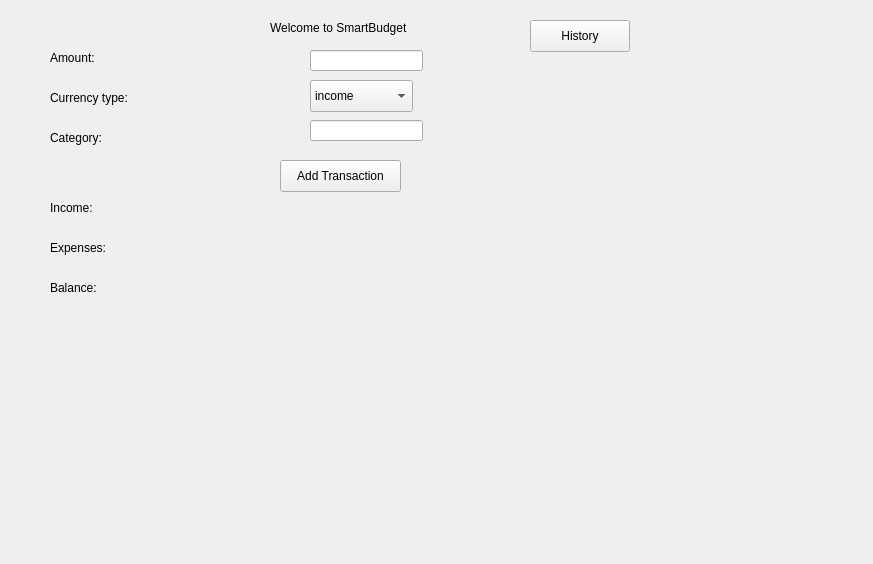
The window that addtransaction.ui (Omaraboelsoud-web/smartbudget) describes before a commit, drawn with Qt 5.
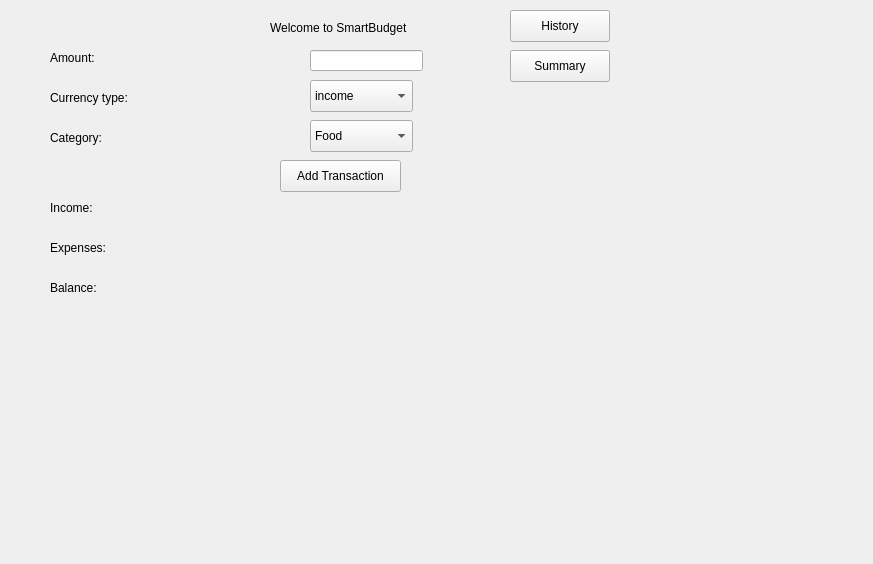
The same window after the commit.

Commit message: Fixed backbutton for summary and histoey also fully implemented the summary

```diff
--- a/addtransaction.ui
+++ b/addtransaction.ui
@@ -82,16 +82,6 @@
     <string>Category:</string>
    </property>
   </widget>
-  <widget class="QLineEdit" name="categoryInput">
-   <property name="geometry">
-    <rect>
-     <x>310</x>
-     <y>120</y>
-     <width>113</width>
-     <height>21</height>
-    </rect>
-   </property>
-  </widget>
   <widget class="QPushButton" name="pushButton">
    <property name="geometry">
     <rect>
@@ -199,8 +189,8 @@
   <widget class="QPushButton" name="historyButton">
    <property name="geometry">
     <rect>
-     <x>530</x>
-     <y>20</y>
+     <x>510</x>
+     <y>10</y>
      <width>100</width>
      <height>32</height>
     </rect>
@@ -209,6 +199,74 @@
     <string>History</string>
    </property>
   </widget>
+  <widget class="QComboBox" name="categoryBox">
+   <property name="geometry">
+    <rect>
+     <x>310</x>
+     <y>120</y>
+     <width>103</width>
+     <height>32</height>
+    </rect>
+   </property>
+   <item>
+    <property name="text">
+     <string>Food</string>
+    </property>
+   </item>
+   <item>
+    <property name="text">
+     <string>Entertainment</string>
+    </property>
+   </item>
+   <item>
+    <property name="text">
+     <string>Other</string>
+    </property>
+   </item>
+   <item>
+    <property name="text">
+     <string>Groceries</string>
+    </property>
+   </item>
+   <item>
+    <property name="text">
+     <string>Transportation</string>
+    </property>
+   </item>
+   <item>
+    <property name="text">
+     <string>Education</string>
+    </property>
+   </item>
+   <item>
+    <property name="text">
+     <string>Rent</string>
+    </property>
+   </item>
+   <item>
+    <property name="text">
+     <string>Utilities</string>
+    </property>
+   </item>
+   <item>
+    <property name="text">
+     <string>Health</string>
+    </property>
+   </item>
+  </widget>
+  <widget class="QPushButton" name="Summary">
+   <property name="geometry">
+    <rect>
+     <x>510</x>
+     <y>50</y>
+     <width>100</width>
+     <height>32</height>
+    </rect>
+   </property>
+   <property name="text">
+    <string>Summary</string>
+   </property>
+  </widget>
  </widget>
  <resources/>
  <connections/>
```
The commit also changes 10 other files.
